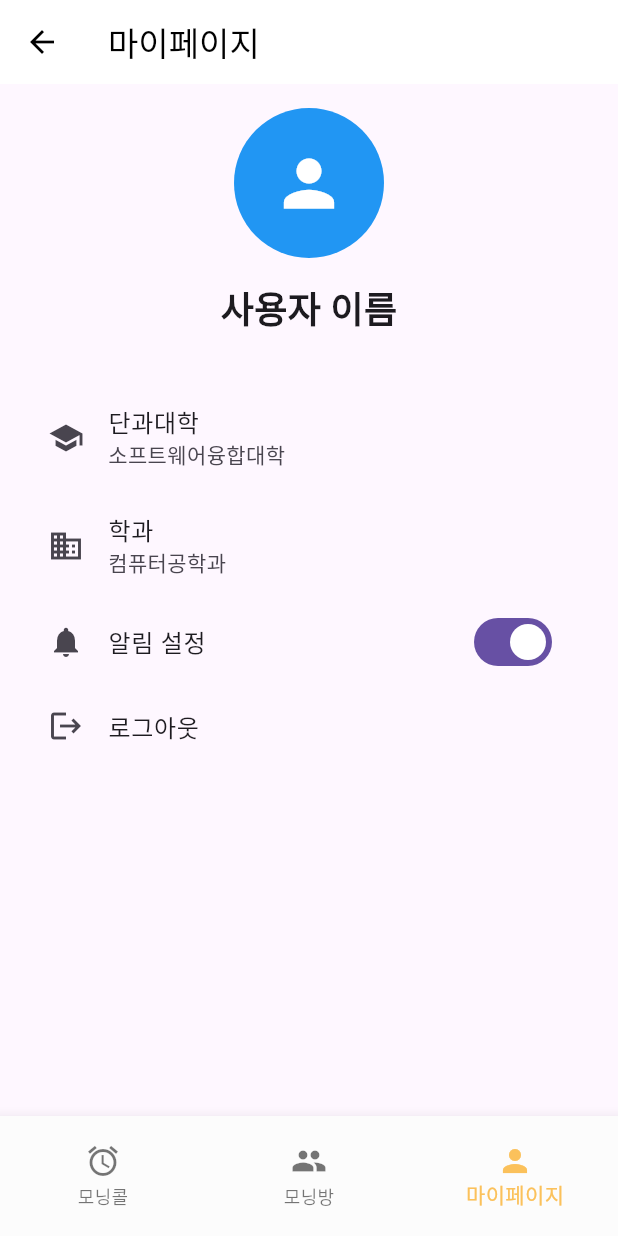
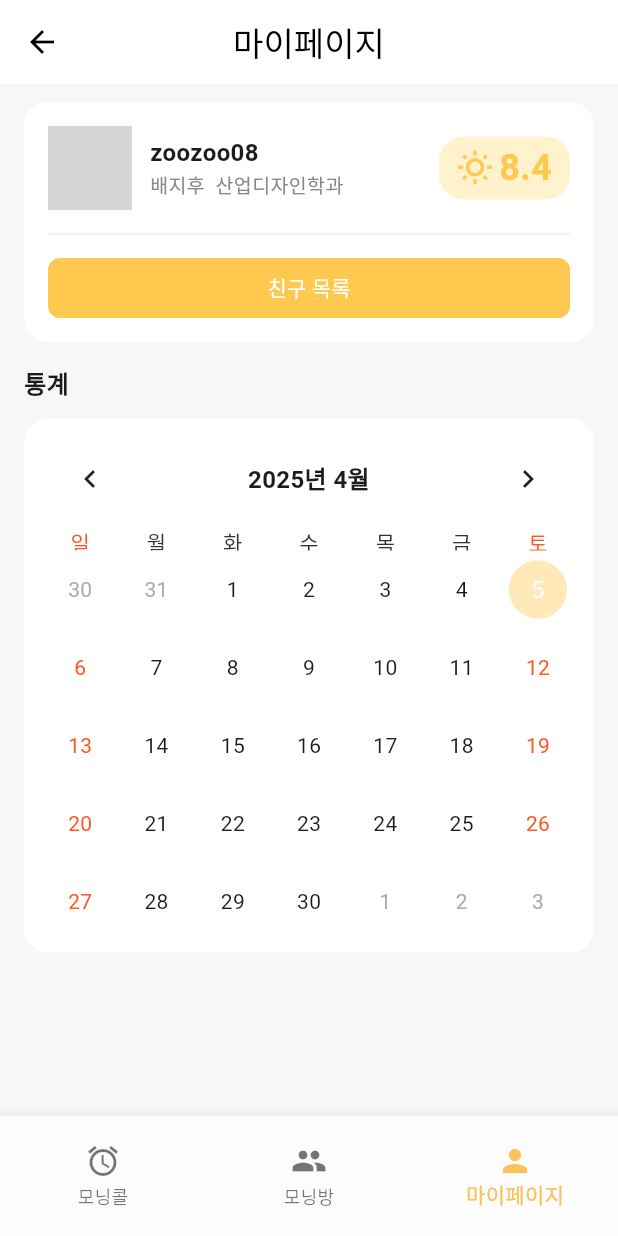
Before and after one commit to KHU-morning/front-morning, a Flutter app: the HomePage screen opened by its route, item 3 of the bottom bar chosen, on a phone screen of 412 x 824 dp. Run offline on Flutter 3.47's test engine with Material 3 defaults, Android fonts, the phone set to English and light mode, and no system bars; drawn by our look-alikes of table_calendar; our stand-ins replace flutter_svg; grey boxes are pictures that could not be loaded.

Commit message:
add my page

```diff
--- a/lib/home/home_page.dart
+++ b/lib/home/home_page.dart
@@ -15,7 +15,7 @@ class _HomePageState extends State<HomePage> {
   final List<Widget> _pages = [
     const MorningCallListPage(),
     const Center(child: Text('모닝방')),  // 임시 페이지
-    const MyPage(),
+    const MyPageScreen(),
   ];
 
   @override
--- a/lib/main.dart
+++ b/lib/main.dart
@@ -4,8 +4,11 @@ import 'auth/login_page.dart';
 import 'auth/register_page.dart';
 import 'home/home_page.dart';
 import 'morning_call/morning_call_request_page.dart';
+import 'package:intl/date_symbol_data_local.dart';
 
-void main() {
+Future<void> main() async {
+  WidgetsFlutterBinding.ensureInitialized(); // 꼭 있어야 함
+  await initializeDateFormatting('ko_KR', null); // ✅ 날짜 포맷 로케일 초기화
   runApp(const MyApp());
 }
 
--- a/lib/mypage/my_page.dart
+++ b/lib/mypage/my_page.dart
@@ -1,71 +1,188 @@
 import 'package:flutter/material.dart';
+import 'package:k_html_flutter/mypage/statistics_detail_screen.dart';
+import 'package:table_calendar/table_calendar.dart';
 
-class MyPage extends StatelessWidget {
-  const MyPage({super.key});
+class MyPageScreen extends StatefulWidget {
+  const MyPageScreen({super.key});
+
+  @override
+  State<MyPageScreen> createState() => _MyPageScreenState();
+}
+
+class _MyPageScreenState extends State<MyPageScreen> {
+  DateTime _focusedDay = DateTime.now();
+  DateTime? _selectedDay;
 
   @override
   Widget build(BuildContext context) {
     return Scaffold(
+      backgroundColor: const Color(0xFFF7F7F7),
       appBar: AppBar(
         title: const Text('마이페이지'),
+        centerTitle: true,
         backgroundColor: Colors.white,
+        elevation: 0,
         foregroundColor: Colors.black,
       ),
-      body: ListView(
+      body: SingleChildScrollView(
+        padding: const EdgeInsets.symmetric(horizontal: 16),
+        child: Column(
+          crossAxisAlignment: CrossAxisAlignment.start,
+          children: [
+            const SizedBox(height: 12),
+            _buildProfileCard(),
+            const SizedBox(height: 16),
+            _buildCalendarSection(),
+          ],
+        ),
+      ),
+    );
+  }
+
+  Widget _buildProfileCard() {
+    return Container(
       padding: const EdgeInsets.all(16),
+      decoration: BoxDecoration(
+        color: Colors.white,
+        borderRadius: BorderRadius.circular(16),
+      ),
+      child: Column(
+        children: [
+          Row(
             children: [
               const CircleAvatar(
-            radius: 50,
-            backgroundColor: Colors.blue,
-            child: Icon(Icons.person, size: 50, color: Colors.white),
+                radius: 28,
+                backgroundImage: AssetImage('assets/img/default_profile.png'),
               ),
-          const SizedBox(height: 16),
-          const Center(
-            child: Text(
-              '사용자 이름',
+              const SizedBox(width: 12),
+              Expanded(
+                child: Column(
+                  crossAxisAlignment: CrossAxisAlignment.start,
+                  children: const [
+                    Text(
+                      'zoozoo08',
+                      style:
+                          TextStyle(fontWeight: FontWeight.bold, fontSize: 16),
+                    ),
+                    Text(
+                      '배지후  산업디자인학과',
+                      style: TextStyle(fontSize: 13, color: Color(0xFF888888)),
+                    ),
+                  ],
+                ),
+              ),
+              Container(
+                padding:
+                    const EdgeInsets.symmetric(horizontal: 12, vertical: 4),
+                decoration: BoxDecoration(
+                  color: const Color(0xFFFFF2CC),
+                  borderRadius: BorderRadius.circular(16),
+                ),
+                child: Row(
+                  children: const [
+                    Icon(Icons.wb_sunny_outlined,
+                        color: Color(0xFFFFC84E), size: 24),
+                    SizedBox(width: 4),
+                    Text(
+                      '8.4',
                       style: TextStyle(
                         fontSize: 24,
                         fontWeight: FontWeight.bold,
+                        color: Color(0xFFFFC84E),
                       ),
                     ),
-          ),
-          const SizedBox(height: 32),
-          ListTile(
-            leading: const Icon(Icons.school),
-            title: const Text('단과대학'),
-            subtitle: const Text('소프트웨어융합대학'), // 예시 데이터
-            onTap: () {
-              // TODO: Implement edit college
-            },
-          ),
-          ListTile(
-            leading: const Icon(Icons.business),
-            title: const Text('학과'),
-            subtitle: const Text('컴퓨터공학과'), // 예시 데이터
-            onTap: () {
-              // TODO: Implement edit department
-            },
-          ),
-          ListTile(
-            leading: const Icon(Icons.notifications),
-            title: const Text('알림 설정'),
-            trailing: Switch(
-              value: true, // 임시 값
-              onChanged: (bool value) {
-                // TODO: Implement notification settings
-              },
+                  ],
                 ),
               ),
-          ListTile(
-            leading: const Icon(Icons.logout),
-            title: const Text('로그아웃'),
-            onTap: () {
-              // TODO: Implement logout
-              Navigator.pushReplacementNamed(context, '/');
-            },
+            ],
           ),
+          const SizedBox(height: 8),
+          const Divider(
+            color: Color(0xFFEEEEEE),
+            thickness: 1,
+          ),
+          const SizedBox(height: 8),
+          SizedBox(
+            width: double.infinity,
+            height: 40,
+            child: ElevatedButton(
+              onPressed: () {},
+              style: ElevatedButton.styleFrom(
+                backgroundColor: const Color(0xFFFFC84E),
+                foregroundColor: Colors.white,
+                shape: RoundedRectangleBorder(
+                    borderRadius: BorderRadius.circular(8)),
+                elevation: 0,
+              ),
+              child: const Text('친구 목록',
+                  style: TextStyle(fontWeight: FontWeight.w500)),
+            ),
+          )
         ],
       ),
     );
   }
+
+  Widget _buildCalendarSection() {
+    return Column(
+      crossAxisAlignment: CrossAxisAlignment.start,
+      children: [
+        const Text('통계',
+            style: TextStyle(fontSize: 16, fontWeight: FontWeight.bold)),
+        const SizedBox(height: 12),
+        Container(
+          decoration: BoxDecoration(
+            color: Colors.white,
+            borderRadius: BorderRadius.circular(16),
+          ),
+          padding: const EdgeInsets.symmetric(horizontal: 12, vertical: 8),
+          child: TableCalendar(
+            locale: 'ko_KR',
+            firstDay: DateTime.utc(2024, 1, 1),
+            lastDay: DateTime.utc(2025, 12, 31),
+            focusedDay: _focusedDay,
+            selectedDayPredicate: (day) => isSameDay(_selectedDay, day),
+            onDaySelected: (selectedDay, focusedDay) {
+              setState(() {
+                _selectedDay = selectedDay;
+                _focusedDay = focusedDay;
+              });
+              // 상세 페이지로 이동 가능
+              Navigator.push(
+                context,
+                MaterialPageRoute(
+                  builder: (context) =>
+                      StatisticsDetailScreen(date: selectedDay),
+                ),
+              );
+            },
+            headerStyle: const HeaderStyle(
+              titleCentered: true,
+              formatButtonVisible: false,
+              leftChevronIcon: Icon(Icons.chevron_left, size: 24),
+              rightChevronIcon: Icon(Icons.chevron_right, size: 24),
+              titleTextStyle:
+                  TextStyle(fontWeight: FontWeight.w600, fontSize: 16),
+            ),
+            calendarStyle: CalendarStyle(
+              todayDecoration: BoxDecoration(
+                color: const Color(0xFFFFC84E).withOpacity(0.4),
+                shape: BoxShape.circle,
+              ),
+              selectedDecoration: const BoxDecoration(
+                color: Color(0xFFFFC84E),
+                shape: BoxShape.circle,
+              ),
+              weekendTextStyle: const TextStyle(color: Colors.deepOrange),
+              defaultTextStyle: const TextStyle(fontSize: 14),
+            ),
+            daysOfWeekStyle: const DaysOfWeekStyle(
+              weekendStyle: TextStyle(color: Colors.deepOrange),
+              weekdayStyle: TextStyle(color: Color(0xFF333333)),
+            ),
+          ),
+        ),
+      ],
+    );
   }
+}
--- a/pubspec.yaml
+++ b/pubspec.yaml
@@ -31,6 +31,8 @@ dependencies:
   flutter:
     sdk: flutter
   flutter_svg: ^2.0.7
+  table_calendar: ^3.0.9
+  intl: ^0.18.1
 
 
   # The following adds the Cupertino Icons font to your application.
```
Also changed, not shown: lib/mypage/statistics_detail_screen.dart (added, +200 -0 lines), pubspec.lock. Lines whose indentation alone changed are shown as unchanged.
